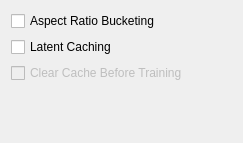
The window that modules/ui/views/tabs/data.ui (HashakGik/OneTrainer-QT6) describes before a commit, drawn with Qt 5.
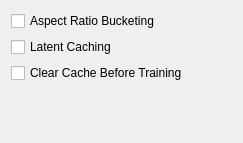
The same window after the commit.

```diff
--- a/modules/ui/views/tabs/data.ui
+++ b/modules/ui/views/tabs/data.ui
@@ -36,9 +36,6 @@
    </item>
    <item>
     <widget class="QCheckBox" name="clearCacheCbx">
-     <property name="enabled">
-      <bool>false</bool>
-     </property>
      <property name="toolTip">
       <string>Clears the cache directory before starting to train. Only disable this if you want to continue using the same cached data. Disabling this can lead to errors, if other settings are changed during a restart</string>
      </property>
```
Left out of the diff: 19 changed lines with no effect on the pictures.
